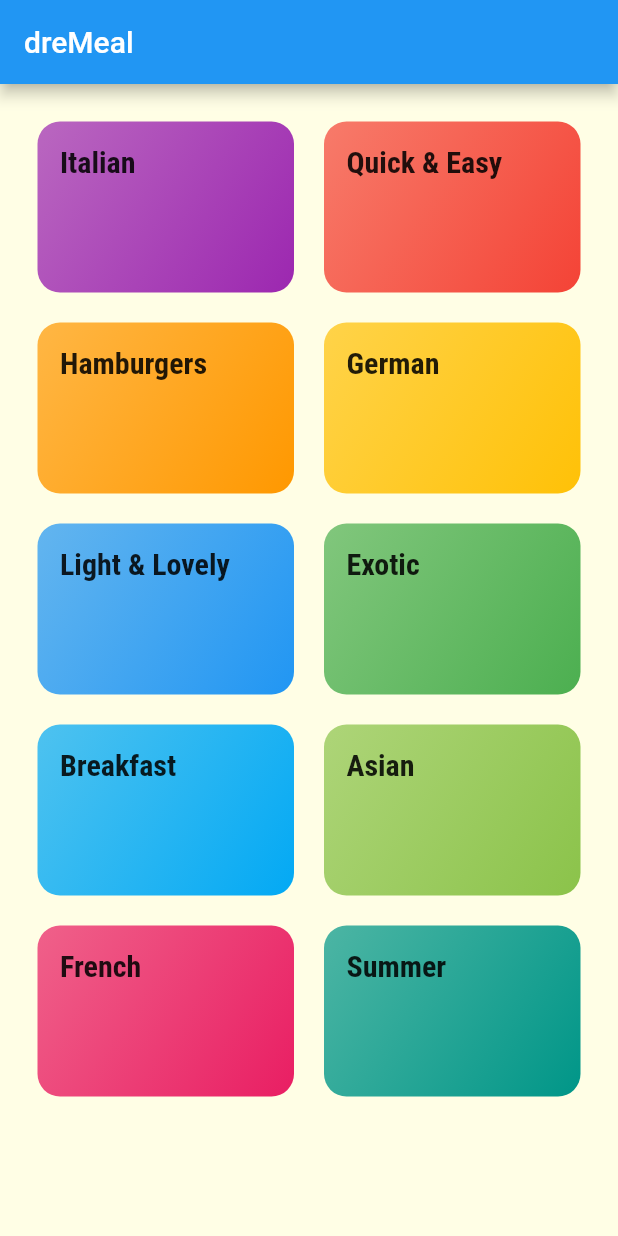
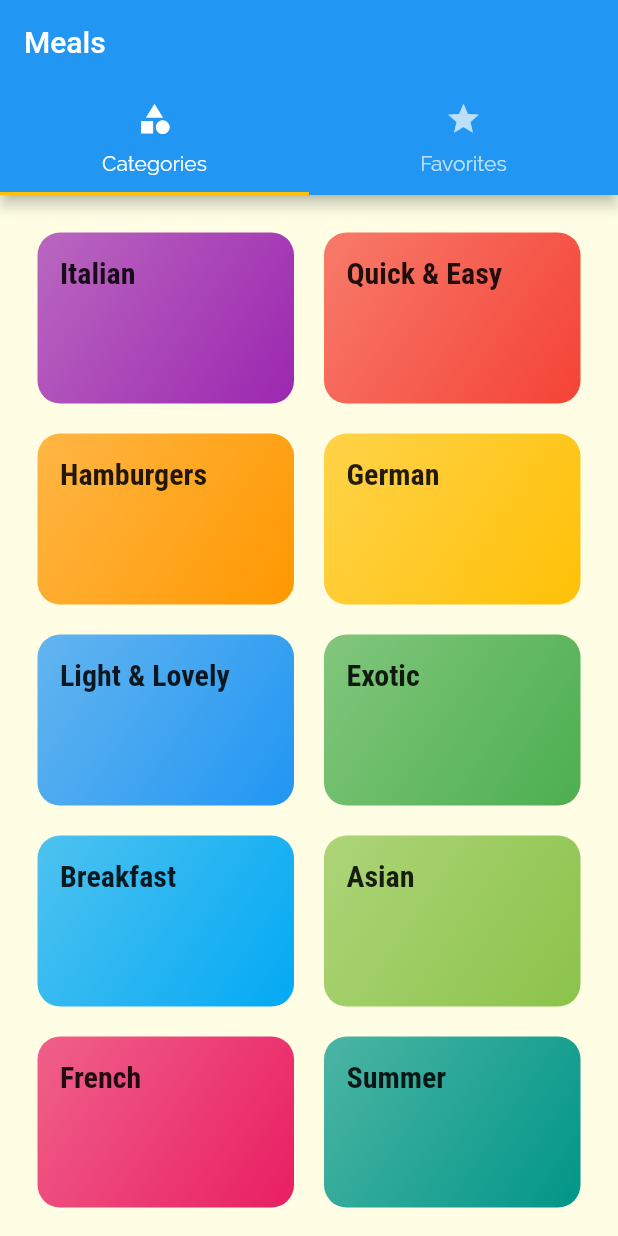
Before and after one commit to andremw96/simple-meals-app, a Flutter app: the screen it shows after launch, on a phone screen of 412 x 824 dp. Run offline on Flutter 3.47's test engine with Material 2 defaults, Android fonts, the phone set to English and light mode, and no system bars.

Commit message:
add appbar tab bar

```diff
--- a/lib/main.dart
+++ b/lib/main.dart
@@ -2,6 +2,7 @@ import 'dart:ui';
 
 import 'package:flutter/material.dart';
 import 'package:meals_app/screens/meal_detail_scren.dart';
+import 'package:meals_app/screens/tabs_screen.dart';
 import 'screens/categories_screen.dart';
 import 'screens/category_meals_screen.dart';
 
@@ -46,7 +47,7 @@ class MyApp extends StatelessWidget {
               ),
             ),
       ),
-      home: const CategoriesScreen(),
+      home: const TabScreen(),
       initialRoute: "/",
       routes: {
         CategoryMealsScreen.routeName: (context) => const CategoryMealsScreen(),
--- a/lib/screens/categories_screen.dart
+++ b/lib/screens/categories_screen.dart
@@ -7,13 +7,7 @@ class CategoriesScreen extends StatelessWidget {
 
   @override
   Widget build(BuildContext context) {
-    return Scaffold(
-      appBar: AppBar(
-        title: const Text(
-          "dreMeal",
-        ),
-      ),
-      body: GridView(
+    return GridView(
       padding: const EdgeInsets.all(25),
       gridDelegate: const SliverGridDelegateWithMaxCrossAxisExtent(
         maxCrossAxisExtent: 200,
@@ -28,7 +22,6 @@ class CategoriesScreen extends StatelessWidget {
           color: e.color,
         );
       }).toList(),
-      ),
     );
   }
 }
--- /dev/null
+++ b/lib/screens/tabs_screen.dart
@@ -0,0 +1,42 @@
+import 'package:flutter/material.dart';
+import 'package:meals_app/screens/categories_screen.dart';
+import 'package:meals_app/screens/favorites_screen.dart';
+
+class TabScreen extends StatefulWidget {
+  const TabScreen({Key? key}) : super(key: key);
+
+  @override
+  State<TabScreen> createState() => _TabScreenState();
+}
+
+class _TabScreenState extends State<TabScreen> {
+  @override
+  Widget build(BuildContext context) {
+    return DefaultTabController(
+      length: 2,
+      child: Scaffold(
+        appBar: AppBar(
+          title: const Text("Meals"),
+          bottom: const TabBar(
+            tabs: [
+              Tab(
+                icon: Icon(Icons.category),
+                text: "Categories",
+              ),
+              Tab(
+                icon: Icon(Icons.star),
+                text: "Favorites",
+              ),
+            ],
+          ),
+        ),
+        body: const TabBarView(
+          children: [
+            CategoriesScreen(),
+            FavoritesScreen(),
+          ],
+        ),
+      ),
+    );
+  }
+}
```
Also changed, not shown: lib/screens/favorites_screen.dart (added, +12 -0 lines), lib/screens/meal_detail_scren.dart (+78 -3 lines). Lines whose indentation alone changed are shown as unchanged.
